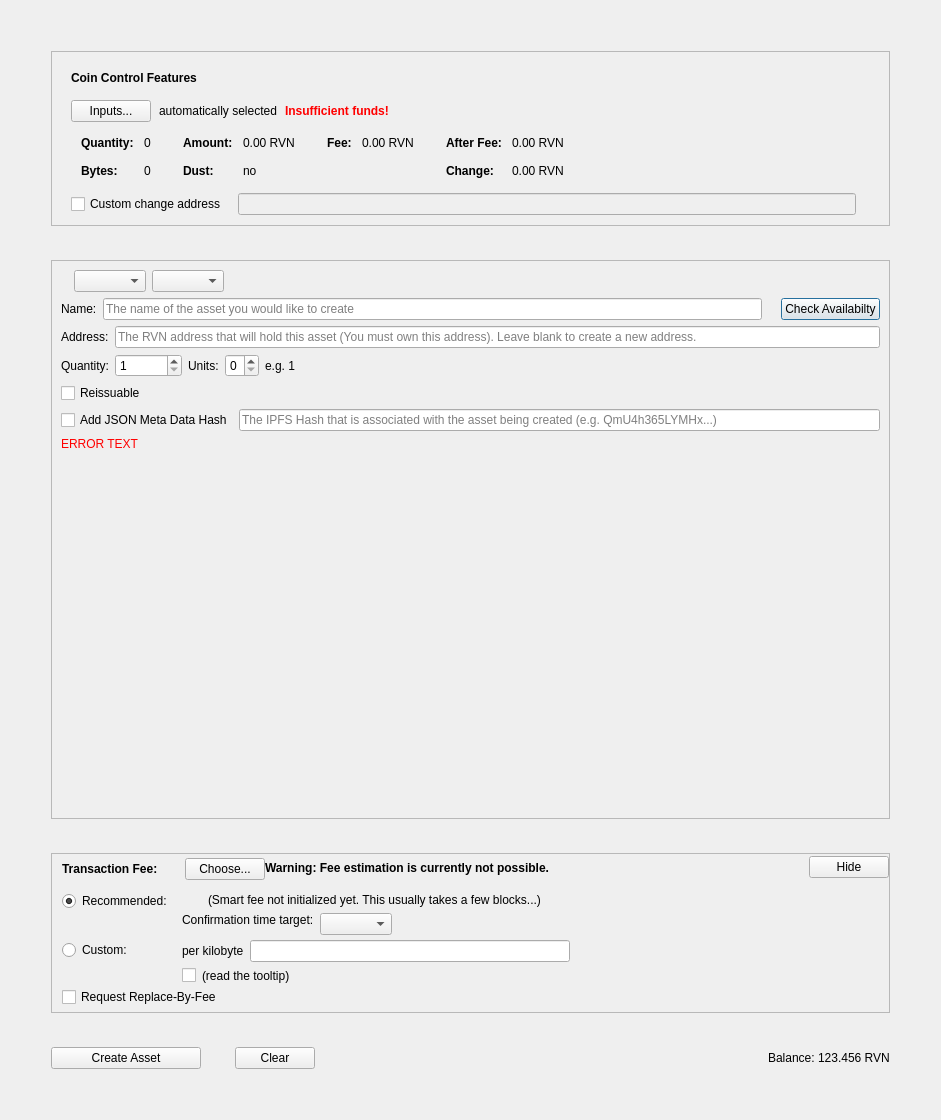
The window that src/qt/forms/createassetdialog.ui (phoenixkonsole/xbtx) describes before a commit, drawn with Qt 5.
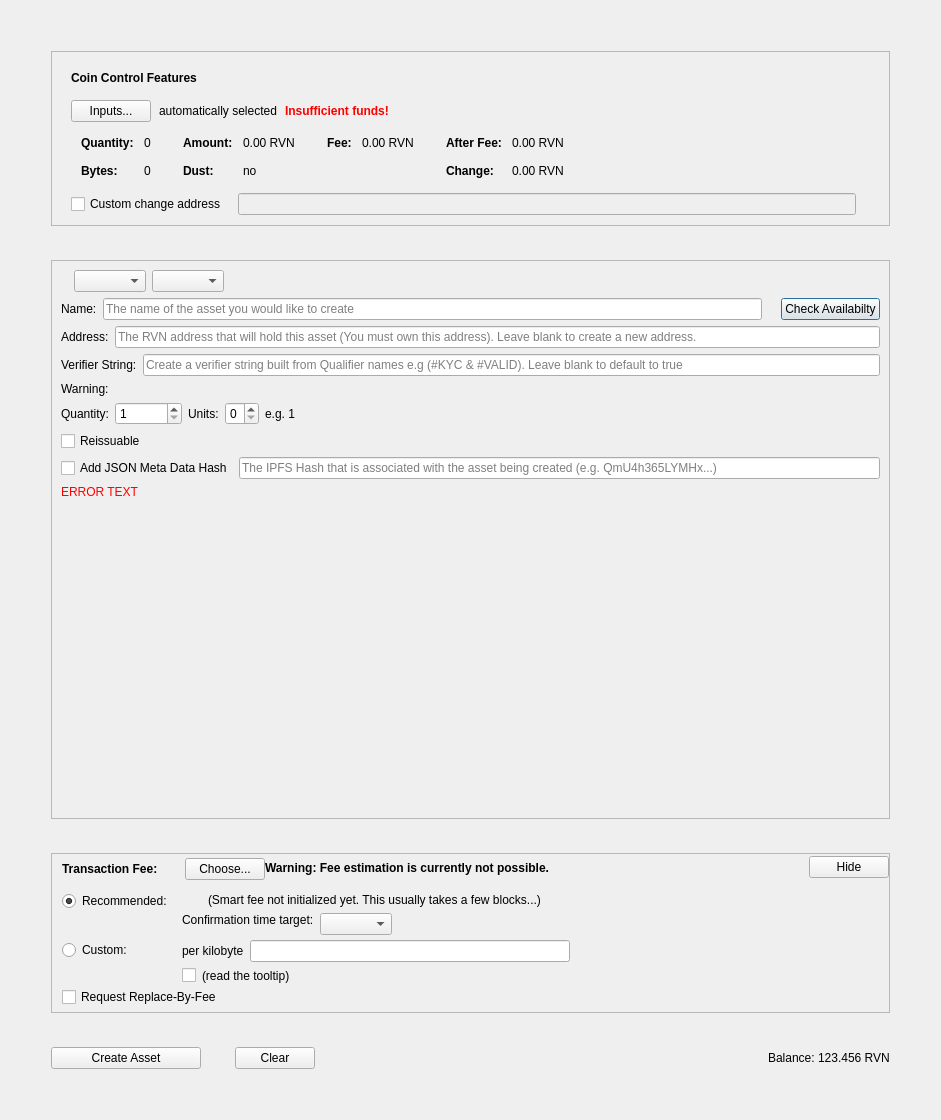
The same window after the commit. Custom widgets are drawn as their Qt base class.

Diff of the .ui file:
```diff
--- a/src/qt/forms/createassetdialog.ui
+++ b/src/qt/forms/createassetdialog.ui
@@ -694,6 +694,31 @@
             </item>
            </layout>
           </item>
+          <item>
+           <layout class="QHBoxLayout" name="horizontalLayout_9">
+            <item>
+             <widget class="QLabel" name="labelVerifierString">
+              <property name="text">
+               <string>Verifier String:</string>
+              </property>
+             </widget>
+            </item>
+            <item>
+             <widget class="QLineEdit" name="lineEditVerifierString">
+              <property name="placeholderText">
+               <string>Create a verifier string built from Qualifier names e.g (#KYC &amp; #VALID). Leave blank to default to true</string>
+              </property>
+             </widget>
+            </item>
+           </layout>
+          </item>
+          <item>
+           <widget class="QLabel" name="labelVerifierStringErrorMessage">
+            <property name="text">
+             <string>Warning:</string>
+            </property>
+           </widget>
+          </item>
           <item>
            <layout class="QHBoxLayout" name="horizontalLayout_2">
             <item>
```
